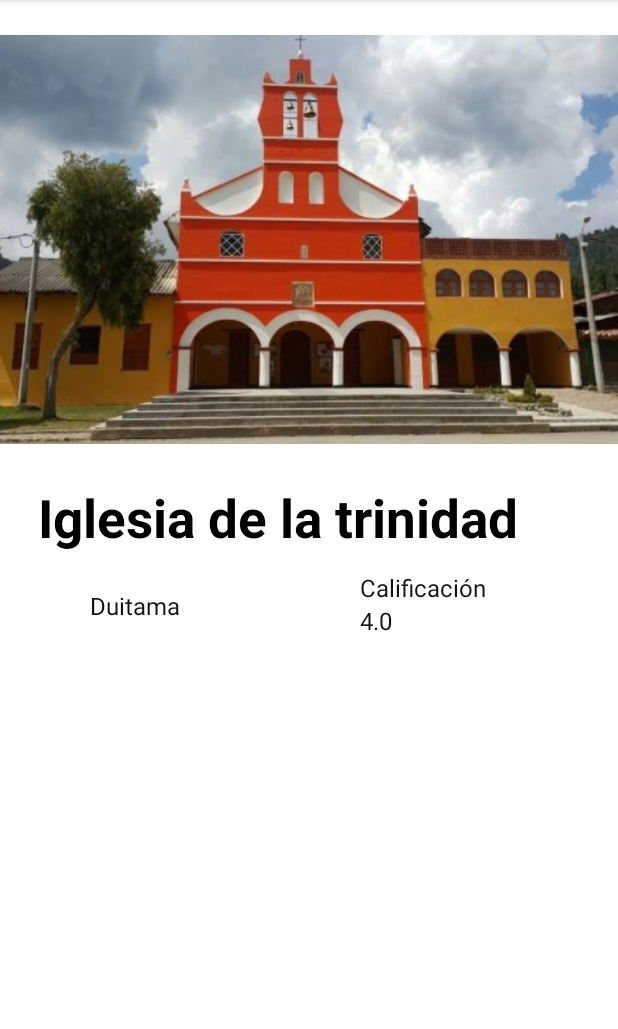
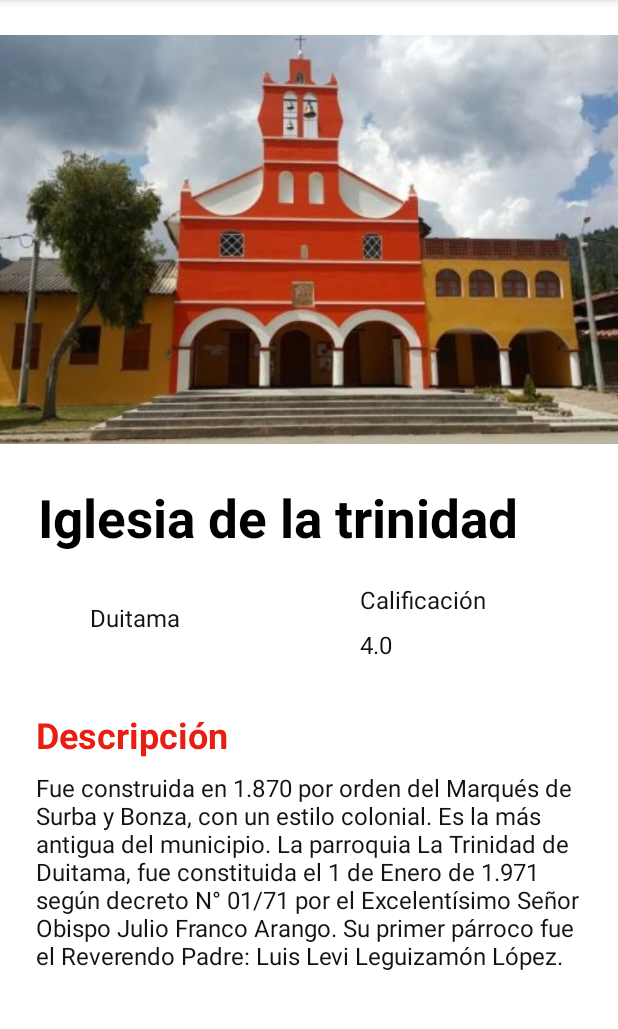
Before and after one commit to monoedi15/Boyatrip, an Android app: the screen it shows after launch (MainActivity), on a phone screen of 412 x 824 dp, the part 84-1113 px from its top. Run offline under Robolectric (Android 15) with nearby library versions, the phone set to English and light mode, and no system bars.

Commit message:
Subtitulo de descripción y descripcion

```diff
--- a/app/src/main/res/layout/activity_main.xml
+++ b/app/src/main/res/layout/activity_main.xml
@@ -2,7 +2,7 @@
 <androidx.constraintlayout.widget.ConstraintLayout xmlns:android="http://schemas.android.com/apk/res/android"
     xmlns:app="http://schemas.android.com/apk/res-auto"
     xmlns:tools="http://schemas.android.com/tools"
-    android:layout_width="match_parent"
+    android:layout_width="wrap_content"
     android:layout_height="match_parent"
     tools:context=".MainActivity">
 
@@ -30,35 +30,60 @@
         app:layout_constraintTop_toBottomOf="@+id/imageView" />
 
     <TextView
+        android:id="@+id/textView3"
         style="@style/Text_Description"
-        android:id="@+id/textView3"
         android:layout_width="wrap_content"
         android:layout_height="wrap_content"
         android:layout_marginStart="60dp"
-        android:layout_marginTop="24dp"
+        android:layout_marginTop="32dp"
         android:text="@string/IconLocalization"
         app:layout_constraintStart_toStartOf="parent"
         app:layout_constraintTop_toBottomOf="@+id/textView2" />
 
     <TextView
+        android:id="@+id/textView5"
         style="@style/Text_Description"
-        android:id="@+id/textView4"
         android:layout_width="wrap_content"
         android:layout_height="wrap_content"
         android:layout_marginStart="240dp"
-        android:layout_marginTop="12dp"
+        android:layout_marginTop="8dp"
+        android:text="@string/ValueCalification"
+        app:layout_constraintStart_toStartOf="parent"
+        app:layout_constraintTop_toBottomOf="@+id/textView4" />
+
+    <TextView
+        android:id="@+id/textView4"
+        style="@style/Text_Description"
+        android:layout_width="wrap_content"
+        android:layout_height="wrap_content"
+        android:layout_marginStart="240dp"
+        android:layout_marginTop="20dp"
         android:text="@string/Calification"
         app:layout_constraintStart_toStartOf="parent"
         app:layout_constraintTop_toBottomOf="@+id/textView2" />
 
     <TextView
-        style="@style/Text_Description"
-        android:id="@+id/textView5"
+        android:id="@+id/textView7"
+        style="@style/Text_Subtitles"
         android:layout_width="wrap_content"
         android:layout_height="wrap_content"
-        android:layout_marginStart="240dp"
-        android:text="@string/ValueCalification"
+        android:layout_marginStart="24dp"
+        android:layout_marginTop="152dp"
+        android:text="@string/title_description"
         app:layout_constraintStart_toStartOf="parent"
-        app:layout_constraintTop_toBottomOf="@+id/textView4" />
+        app:layout_constraintTop_toTopOf="@+id/textView2" />
+
+    <TextView
+        android:id="@+id/textView8"
+        style="@style/Text_Description"
+        android:layout_width="0dp"
+        android:layout_height="wrap_content"
+        android:layout_marginStart="24dp"
+        android:layout_marginTop="8dp"
+        android:layout_marginEnd="24dp"
+        android:text="@string/text_description"
+        app:layout_constraintEnd_toEndOf="parent"
+        app:layout_constraintStart_toStartOf="parent"
+        app:layout_constraintTop_toBottomOf="@+id/textView7" />
 
 </androidx.constraintlayout.widget.ConstraintLayout>
--- a/app/src/main/res/values/strings.xml
+++ b/app/src/main/res/values/strings.xml
@@ -4,5 +4,6 @@
     <string name="IconLocalization">Duitama</string>
     <string name="Calification">Calificación</string>
     <string name="ValueCalification">4.0</string>
-    <string name="description">Descripción</string>
+    <string name="title_description">Descripción</string>
+    <string name="text_description">Fue construida en 1.870 por orden del Marqués de Surba y Bonza, con un estilo colonial. Es la más antigua del municipio. La parroquia La Trinidad de Duitama, fue constituida el 1 de Enero de 1.971 según decreto N° 01/71 por el Excelentísimo Señor Obispo Julio Franco Arango. Su primer párroco fue el Reverendo Padre: Luis Levi Leguizamón López.</string>
 </resources>
--- a/app/src/main/res/values/themes.xml
+++ b/app/src/main/res/values/themes.xml
@@ -20,7 +20,7 @@
 
     </style>
     <style name="Text_Subtitles">
-        <item name="android:textSize">16dp</item>
+        <item name="android:textSize">24dp</item>
         <item name="android:textColor">#E71E11</item>
         <item name="android:textStyle">bold</item>
     </style>
```
